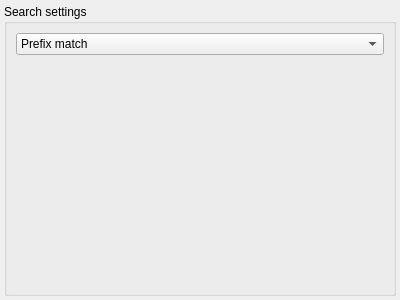
First picture: the form in src/services/bookmarkindex/bookmarkindexwidget.ui, repository albertlauncher/albert, before the edit.
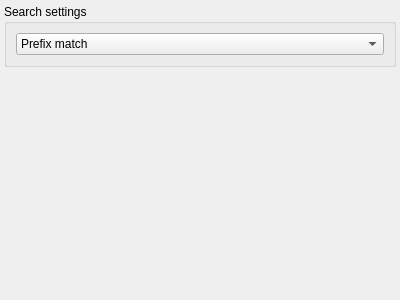
Second picture: the form after the edit.

```diff
--- a/src/services/bookmarkindex/bookmarkindexwidget.ui
+++ b/src/services/bookmarkindex/bookmarkindexwidget.ui
@@ -24,6 +24,8 @@
     <number>4</number>
    </property>
    <item>
+    <layout class="QHBoxLayout" name="horizontalLayout">
+     <item>
     <widget class="QGroupBox" name="groupBox">
      <property name="title">
       <string>Search settings</string>
@@ -48,6 +50,11 @@
         </item>
        </widget>
       </item>
+       </layout>
+      </widget>
+     </item>
+    </layout>
+   </item>
       <item>
        <spacer name="verticalSpacer">
         <property name="orientation">
@@ -60,9 +67,6 @@
          </size>
         </property>
        </spacer>
-      </item>
-     </layout>
-    </widget>
    </item>
   </layout>
  </widget>
```
Lines whose indentation alone changed are shown as unchanged.
